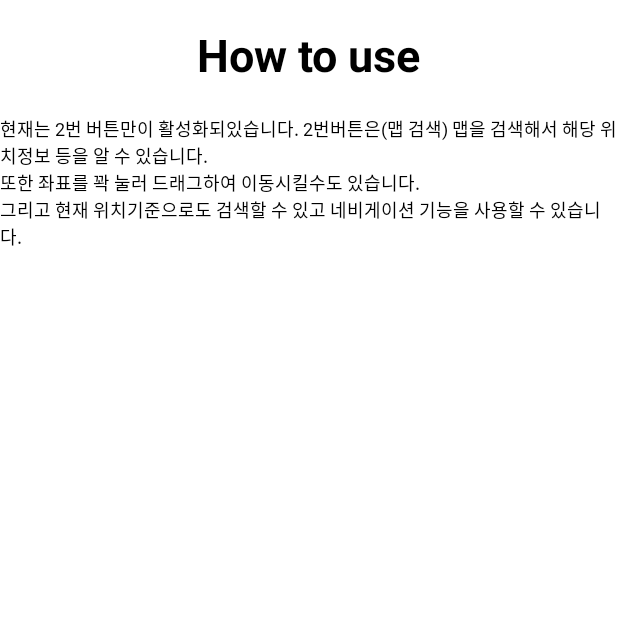
After one commit to mtjin/LandKorea_AndroidApp, an Android app: the HowToUseActivity screen opened directly, with no data from a screen before it, on a phone screen of 412 x 824 dp, the top half of it. The commit adds this screen. Run offline under Robolectric (Android 15) with nearby library versions, the phone set to English and light mode, and no system bars.

Commit message:
미완성 출시

```diff
--- a/MapoGreen/app/build.gradle
+++ b/MapoGreen/app/build.gradle
@@ -11,8 +11,8 @@ android {
         applicationId "com.mtjin.mapogreen"
         minSdkVersion 23
         targetSdkVersion 29
-        versionCode 1
-        versionName "1.0"
+        versionCode 4
+        versionName "1.03"
         testInstrumentationRunner "androidx.test.runner.AndroidJUnitRunner"
     }
     buildTypes {
--- a/MapoGreen/app/src/main/AndroidManifest.xml
+++ b/MapoGreen/app/src/main/AndroidManifest.xml
@@ -12,6 +12,7 @@
     <uses-permission android:name="com.google.android.providers.gsf.permission.READ_GSERVICES" />
     <uses-permission android:name="android.permission.ACCESS_COARSE_LOCATION" />
     <uses-permission android:name="android.permission.CAMERA" />
+    <uses-permission android:name="android.permission.CAMERA,android.permission.READ_PHONE_STATE"/>
 
     <application
         android:allowBackup="true"
@@ -22,10 +23,13 @@
         android:theme="@style/AppTheme"
         android:usesCleartextTraffic="true"
         tools:ignore="GoogleAppIndexingWarning">
-        <activity android:name=".SplashActivity"
+        <activity android:name=".activities.HowToUseActivity"></activity>
+        <activity
+            android:name=".SplashActivity"
             android:theme="@style/SplashTheme">
             <intent-filter>
                 <action android:name="android.intent.action.MAIN" />
+
                 <category android:name="android.intent.category.LAUNCHER" />
             </intent-filter>
         </activity>
--- /dev/null
+++ b/MapoGreen/app/src/main/java/com/mtjin/mapogreen/activities/HowToUseActivity.kt
@@ -0,0 +1,13 @@
+package com.mtjin.mapogreen.activities
+
+import androidx.appcompat.app.AppCompatActivity
+import android.os.Bundle
+import com.mtjin.mapogreen.R
+
+class HowToUseActivity : AppCompatActivity() {
+
+    override fun onCreate(savedInstanceState: Bundle?) {
+        super.onCreate(savedInstanceState)
+        setContentView(R.layout.activity_how_to_use)
+    }
+}
--- a/MapoGreen/app/src/main/java/com/mtjin/mapogreen/activities/MainActivity.java
+++ b/MapoGreen/app/src/main/java/com/mtjin/mapogreen/activities/MainActivity.java
@@ -53,13 +53,13 @@ public class MainActivity extends AppCompatActivity {
                     Intent intent = new Intent(MainActivity.this, MapNavigationActivity.class);
                     startActivity(intent);
                     overridePendingTransition(R.anim.fade_in_splash, R.anim.fade_out_splash);
-                    FancyToast.makeText(MainActivity.this,"네비게이션",FancyToast.LENGTH_LONG,FancyToast.SUCCESS,true);
+                    FancyToast.makeText(MainActivity.this,"네비게이션",FancyToast.LENGTH_LONG,FancyToast.SUCCESS,true).show();
                 }
                 else if (index == 1) {
                     Intent intent = new Intent(MainActivity.this, MapActivity.class);
                     startActivity(intent);
                     overridePendingTransition(R.anim.fade_in_splash, R.anim.fade_out_splash);
-                    FancyToast.makeText(MainActivity.this,"맵 검색",FancyToast.LENGTH_LONG,FancyToast.SUCCESS,true);
+                    FancyToast.makeText(MainActivity.this,"맵 검색",FancyToast.LENGTH_LONG,FancyToast.SUCCESS,true).show();
                 }
             }
 
--- /dev/null
+++ b/MapoGreen/app/src/main/res/layout/activity_how_to_use.xml
@@ -0,0 +1,36 @@
+<?xml version="1.0" encoding="utf-8"?>
+<androidx.constraintlayout.widget.ConstraintLayout xmlns:android="http://schemas.android.com/apk/res/android"
+    xmlns:app="http://schemas.android.com/apk/res-auto"
+    xmlns:tools="http://schemas.android.com/tools"
+    android:layout_width="match_parent"
+    android:layout_height="match_parent"
+    tools:context=".activities.HowToUseActivity"
+    >
+
+    <TextView
+        android:layout_marginTop="16dp"
+        android:id="@+id/textView"
+        android:layout_width="wrap_content"
+        android:layout_height="wrap_content"
+        android:text="How to use"
+        android:textSize="30sp"
+        android:textStyle="bold"
+        app:layout_constraintEnd_toEndOf="parent"
+        app:layout_constraintStart_toStartOf="parent"
+        app:layout_constraintTop_toTopOf="parent"
+        />
+
+    <TextView
+        android:id="@+id/textView2"
+        android:layout_width="wrap_content"
+        android:layout_height="wrap_content"
+        android:layout_marginLeft="16dp"
+        android:layout_marginTop="20dp"
+        android:layout_marginRight="16dp"
+        android:text="현재는 2번 버튼만이 활성화되있습니다. 2번버튼은(맵 검색) 맵을 검색해서 해당 위치정보 등을 알 수 있습니다.\n또한 좌표를 꽉 눌러 드래그하여 이동시킬수도 있습니다.\n그리고 현재 위치기준으로도 검색할 수 있고 네비게이션 기능을 사용할 수 있습니다.   "
+        android:textSize="12sp"
+        app:layout_constraintEnd_toEndOf="parent"
+        app:layout_constraintStart_toStartOf="parent"
+        app:layout_constraintTop_toBottomOf="@+id/textView"
+        />
+</androidx.constraintlayout.widget.ConstraintLayout>
--- a/MapoGreen/app/src/main/res/layout/activity_login.xml
+++ b/MapoGreen/app/src/main/res/layout/activity_login.xml
@@ -99,6 +99,7 @@
             >
 
             <Button
+                android:id="@+id/login_btn_login"
                 android:layout_width="130dp"
                 android:layout_height="50dp"
                 android:layout_gravity="center_horizontal"
@@ -123,6 +124,7 @@
 
 
     <TextView
+        android:id="@+id/login_btn_signup"
         android:fontFamily="@font/binggraemelona"
         android:layout_gravity="center"
         android:layout_width="wrap_content"
@@ -136,6 +138,7 @@
         android:textColor="@color/colorWhite"
         />
     <TextView
+        android:id="@+id/login_btn_forgot_pw"
         android:layout_marginTop="12dp"
         android:layout_width="wrap_content"
         android:layout_height="wrap_content"
--- a/MapoGreen/app/src/main/res/values/strings.xml
+++ b/MapoGreen/app/src/main/res/values/strings.xml
@@ -11,7 +11,7 @@
         <item>@drawable/ic_place_black_24dp</item>
         <item>@drawable/ic_person_black_24dp</item>
         <item>@drawable/ic_app_logo</item>
-        <item>@drawable/ic_app_logo</item>
+        <item>@drawable/ic_how_to_use</item>
     </array>
     <array name="colors">
         <item>@android:color/holo_blue_light</item>
```
Also changed, not shown: MapoGreen/app/src/main/java/com/mtjin/mapogreen/activities/LoginActivity.java (+14 -3 lines), MapoGreen/app/src/main/res/drawable/ic_how_to_use.xml (added, +7 -0 lines), MapoGreen/app/src/main/res/drawable/ic_app_logo.png, 2 other files.
